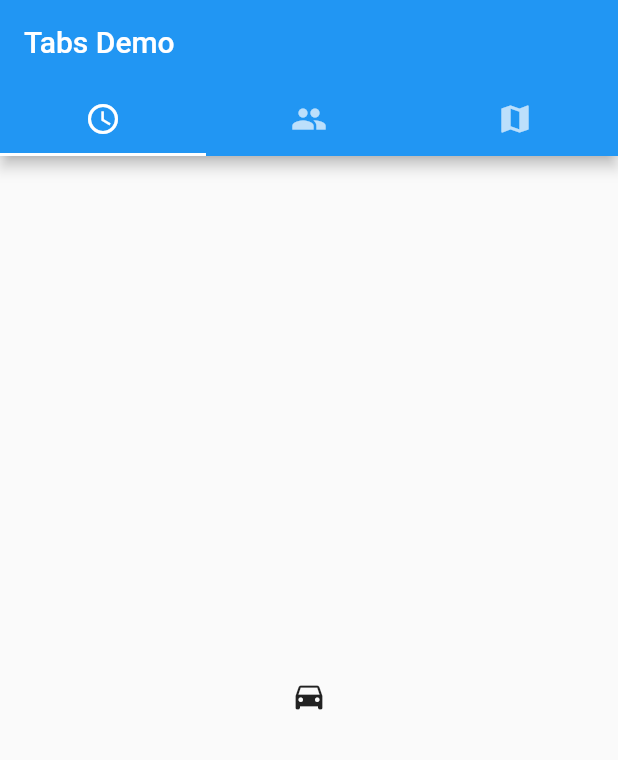
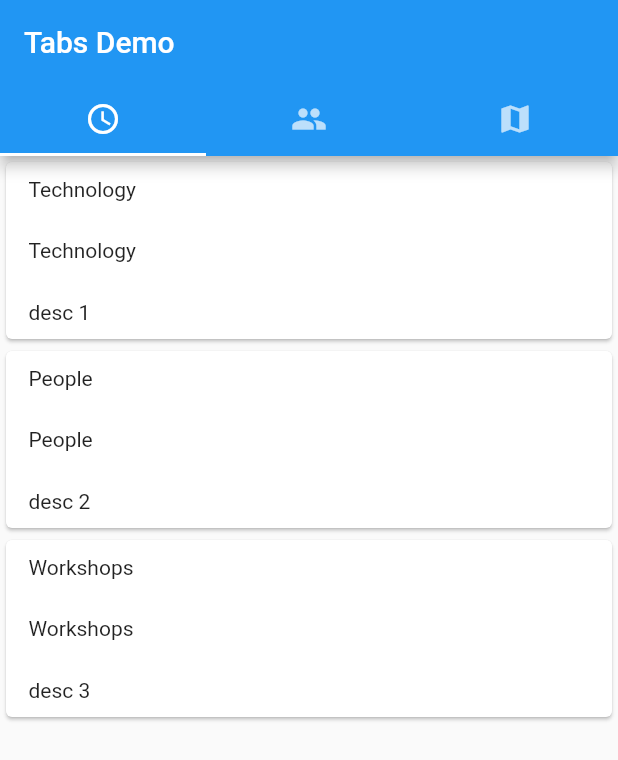
Before and after one commit to bkmza/flutter_schedule, a Flutter app: the screen it shows after launch, on a phone screen of 412 x 824 dp. Shown: the top 760 px of the screen. Run offline on Flutter 3.47's test engine with Material 2 defaults, Android fonts, the phone set to English and light mode, and no system bars.

Commit message:
added threads table

```diff
--- a/lib/main.dart
+++ b/lib/main.dart
@@ -1,4 +1,5 @@
 import 'package:flutter/material.dart';
+import './pages/thread_list.dart';
 
 void main() {
   runApp(ScheduleApp());
@@ -23,7 +24,7 @@ class ScheduleApp extends StatelessWidget {
           ),
           body: TabBarView(
             children: [
-              Icon(Icons.directions_car),
+              ThreadListPage(),
               Icon(Icons.directions_transit),
               Icon(Icons.directions_bike),
             ],
--- /dev/null
+++ b/lib/models/thread_model.dart
@@ -0,0 +1,20 @@
+import 'package:flutter/material.dart';
+
+class ThreadModel {
+  final String name;
+  final String description;
+  final String logo;
+
+  ThreadModel(
+      {@required this.name,
+      @required this.description,
+      @required this.logo});
+
+  static List<ThreadModel> generateThreads() {
+    List<ThreadModel> threads = new List<ThreadModel>();
+    threads.add(ThreadModel(name: "Technology", description: "desc 1", logo: "logog 1"));
+    threads.add(ThreadModel(name: "People", description: "desc 2", logo: "logog 2"));
+    threads.add(ThreadModel(name: "Workshops", description: "desc 3", logo: "logog 3"));
+    return threads;
+  }
+}
--- /dev/null
+++ b/lib/pages/schedule_list.dart
@@ -0,0 +1,27 @@
+import 'package:flutter/material.dart';
+
+class ScheduleListPage extends StatefulWidget {
+  @override
+  State<StatefulWidget> createState() {
+    return _ScheduleListState();
+  }
+}
+
+class _ScheduleListState extends State<ScheduleListPage> {
+  @override
+  initState() {
+    super.initState();
+  }
+
+  Widget _buildList() {
+    Widget content = Center(child: Text('No items found.'));
+    return content;
+  }
+
+  @override
+  Widget build(BuildContext context) {
+    return Scaffold(
+      body: _buildList(),
+    );
+  }
+}
--- /dev/null
+++ b/lib/pages/thread_list.dart
@@ -0,0 +1,27 @@
+import 'package:flutter/material.dart';
+import '../widgets/threads.dart';
+
+class ThreadListPage extends StatefulWidget {
+  @override
+  State<StatefulWidget> createState() {
+    return _TreadListState();
+  }
+}
+
+class _TreadListState extends State<ThreadListPage> {
+  @override
+  initState() {
+    super.initState();
+  }
+
+  Widget _buildList() {
+    return Threads();
+  }
+
+  @override
+  Widget build(BuildContext context) {
+    return Scaffold(
+      body: _buildList(),
+    );
+  }
+}
--- /dev/null
+++ b/lib/widgets/thread_card.dart
@@ -0,0 +1,64 @@
+import 'package:flutter/material.dart';
+import '../models/thread_model.dart';
+
+class ThreadCard extends StatelessWidget {
+  final ThreadModel threadModel;
+
+  ThreadCard(this.threadModel);
+
+  Widget _buildTitleRow() {
+    return Container(
+        padding: EdgeInsets.symmetric(horizontal: 15.0, vertical: 10.0),
+        child: Row(
+          mainAxisAlignment: MainAxisAlignment.start,
+          children: <Widget>[
+            Flexible(
+              child: Text(threadModel.name),
+            ),
+          ],
+        ));
+  }
+
+  Widget _buildLogoRow() {
+    return Container(
+        padding: EdgeInsets.symmetric(horizontal: 15.0, vertical: 10.0),
+        child: Row(
+          mainAxisAlignment: MainAxisAlignment.start,
+          children: <Widget>[
+            Flexible(
+              child: Text(threadModel.name),
+            ),
+          ],
+        ));
+  }
+
+  Widget _buildDescriptionRow() {
+    return Container(
+      padding: EdgeInsets.symmetric(horizontal: 15.0, vertical: 10.0),
+      child: Row(
+        children: <Widget>[
+          Text(threadModel.description)
+        ],
+      ),
+    );
+  }
+
+  @override
+  Widget build(BuildContext context) {
+    return Card(
+      child: Column(
+        children: <Widget>[
+          _buildTitleRow(),
+          SizedBox(
+            height: 5.0,
+          ),
+          _buildLogoRow(),
+          SizedBox(
+            height: 5.0,
+          ),
+          _buildDescriptionRow(),
+        ],
+      ),
+    );
+  }
+}
--- /dev/null
+++ b/lib/widgets/threads.dart
@@ -0,0 +1,29 @@
+import 'package:flutter/material.dart';
+import '../models/thread_model.dart';
+import '../widgets/thread_card.dart';
+
+class Threads extends StatelessWidget {
+  Widget _buildList(List<ThreadModel> threads, Function selectName) {
+    Widget nameCard = ListView.builder(
+      itemBuilder: (BuildContext context, int index) {
+        return new InkWell(
+            onTap: () {
+              String selectedName = threads[index].name;
+              selectName(selectedName);
+              Navigator.pushNamed<bool>(context, '/names/' + selectedName)
+                  .then((_) => selectName(null));
+            },
+            child: ThreadCard(threads[index]));
+      },
+      itemCount: threads.length,
+    );
+    return nameCard;
+  }
+
+  @override
+  Widget build(BuildContext context) {
+    return _buildList(
+        ThreadModel.generateThreads(),
+        (String name) => {});
+  }
+}
```
